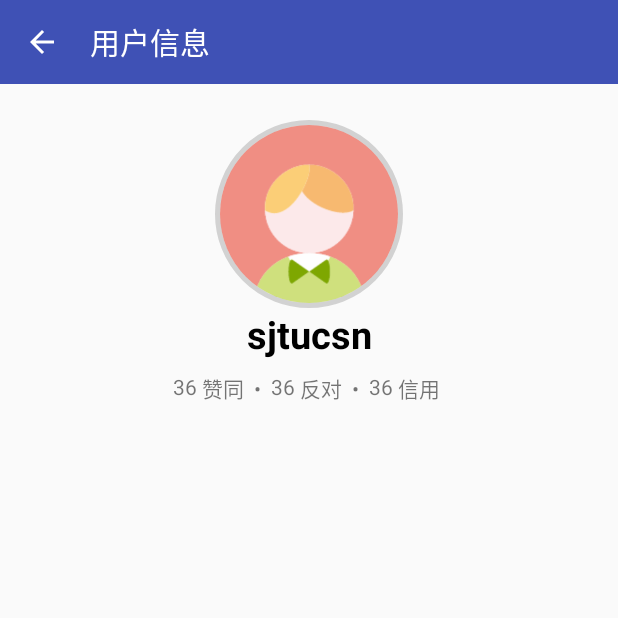
After one commit to coolcm/graduation-project, an Android app: the UserActivity screen opened directly, with no data from a screen before it, on a phone screen of 412 x 824 dp, the top half of it. The commit adds this screen. Run offline under Robolectric (Android 15) with nearby library versions, the phone set to English and light mode, and no system bars; our stand-ins replace CircleImageView.

Commit message:
添加用户信息界面

```diff
--- a/app/src/main/AndroidManifest.xml
+++ b/app/src/main/AndroidManifest.xml
@@ -9,7 +9,7 @@
         android:roundIcon="@mipmap/ic_launcher_round"
         android:supportsRtl="true"
         android:theme="@style/AppTheme">
-        <activity android:name=".activity.ListActivity"></activity>
+        <activity android:name=".activity.ListActivity" />
         <activity android:name=".activity.EditActivity" />
         <activity android:name=".activity.ContentActivity" />
         <activity android:name=".activity.LoginActivity">
@@ -19,7 +19,8 @@
                 <category android:name="android.intent.category.LAUNCHER" />
             </intent-filter>
         </activity>
-        <activity android:name=".activity.RegisterActivity"></activity>
+        <activity android:name=".activity.RegisterActivity" />
+        <activity android:name=".activity.UserActivity" />
     </application>
 
 </manifest>
--- a/app/src/main/java/com/example/graduationproject/activity/ListActivity.java
+++ b/app/src/main/java/com/example/graduationproject/activity/ListActivity.java
@@ -9,6 +9,8 @@ import android.support.v7.widget.LinearLayoutManager;
 import android.support.v7.widget.RecyclerView;
 import android.support.v7.widget.Toolbar;
 import android.util.Log;
+import android.view.Menu;
+import android.view.MenuItem;
 import android.view.View;
 
 import com.example.graduationproject.R;
@@ -98,4 +100,26 @@ public class ListActivity extends AppCompatActivity {
                 break;
         }
     }
+
+    @Override
+    public boolean onCreateOptionsMenu(Menu menu) {
+        getMenuInflater().inflate(R.menu.menu, menu);
+        return super.onCreateOptionsMenu(menu);
+    }
+
+    @Override
+    public boolean onOptionsItemSelected(MenuItem item) {
+        switch (item.getItemId()) {
+            case android.R.id.home:
+                finish();
+                break;
+            case R.id.my_info:
+                Intent intent = new Intent(this, UserActivity.class);
+                startActivity(intent);
+                break;
+            default:
+                break;
+        }
+        return super.onOptionsItemSelected(item);
+    }
 }
--- /dev/null
+++ b/app/src/main/java/com/example/graduationproject/activity/UserActivity.java
@@ -0,0 +1,33 @@
+package com.example.graduationproject.activity;
+
+import android.support.v7.app.AppCompatActivity;
+import android.os.Bundle;
+import android.support.v7.widget.Toolbar;
+import android.widget.TextView;
+
+import com.example.graduationproject.R;
+
+import java.util.Random;
+
+public class UserActivity extends AppCompatActivity {
+
+    private TextView agreeView;
+    private TextView disagreeView;
+    private TextView creditView;
+
+    @Override
+    protected void onCreate(Bundle savedInstanceState) {
+        super.onCreate(savedInstanceState);
+        setContentView(R.layout.activity_user);
+        Toolbar toolbar = findViewById(R.id.toolbar);
+        toolbar.setTitle("用户信息");
+        setSupportActionBar(toolbar);
+        getSupportActionBar().setDisplayHomeAsUpEnabled(true);
+        agreeView = findViewById(R.id.user_num_of_agree);
+        disagreeView = findViewById(R.id.user_num_of_disagree);
+        creditView = findViewById(R.id.user_num_of_credit);
+        agreeView.setText(String.valueOf(new Random().nextInt(100)));
+        disagreeView.setText(String.valueOf(new Random().nextInt(100)));
+        creditView.setText(String.valueOf(new Random().nextInt(100)));
+    }
+}
--- a/app/src/main/java/com/example/graduationproject/adapter/MyRecyclerAdapter.java
+++ b/app/src/main/java/com/example/graduationproject/adapter/MyRecyclerAdapter.java
@@ -81,7 +81,7 @@ public class MyRecyclerAdapter extends RecyclerView.Adapter<MyRecyclerAdapter.Vi
             userCreditView = itemView.findViewById(R.id.user_credit);
             textView = itemView.findViewById(R.id.text_view);
             agreeView = itemView.findViewById(R.id.num_of_agree);
-            disagreeView = itemView.findViewById(R.id.num_of_disagreee);
+            disagreeView = itemView.findViewById(R.id.num_of_disagree);
             commentView = itemView.findViewById(R.id.num_of_comment);
         }
     }
--- /dev/null
+++ b/app/src/main/res/layout/activity_user.xml
@@ -0,0 +1,78 @@
+<?xml version="1.0" encoding="utf-8"?>
+<LinearLayout xmlns:android="http://schemas.android.com/apk/res/android"
+    xmlns:app="http://schemas.android.com/apk/res-auto"
+    android:orientation="vertical"
+    android:layout_width="match_parent"
+    android:layout_height="match_parent">
+
+    <include layout="@layout/toolbar" />
+
+    <ScrollView
+        android:layout_width="match_parent"
+        android:layout_height="match_parent">
+
+        <LinearLayout
+            android:layout_width="match_parent"
+            android:layout_height="wrap_content"
+            android:orientation="vertical">
+
+            <de.hdodenhof.circleimageview.CircleImageView
+                android:layout_width="125dp"
+                android:layout_height="125dp"
+                android:layout_marginTop="24dp"
+                android:layout_gravity="center"
+                app:civ_border_width="3dp"
+                app:civ_border_color="#33333333"
+                android:src="@drawable/profile_photo_boy"/>
+
+            <TextView
+                android:id="@+id/user_info_name"
+                android:layout_width="match_parent"
+                android:layout_height="wrap_content"
+                android:gravity="center"
+                android:textSize="25sp"
+                android:textStyle="bold"
+                android:textColor="@android:color/black"
+                android:text="sjtucsn"/>
+
+            <LinearLayout
+                android:orientation="horizontal"
+                android:layout_gravity="center"
+                android:layout_marginTop="8dp"
+                android:layout_width="wrap_content"
+                android:layout_height="wrap_content">
+
+                <TextView
+                    android:id="@+id/user_num_of_agree"
+                    android:layout_width="wrap_content"
+                    android:layout_height="match_parent" />
+
+                <TextView
+                    android:text=" 赞同  •  "
+                    android:layout_width="wrap_content"
+                    android:layout_height="match_parent" />
+
+                <TextView
+                    android:id="@+id/user_num_of_disagree"
+                    android:layout_width="wrap_content"
+                    android:layout_height="match_parent" />
+
+                <TextView
+                    android:text=" 反对  •  "
+                    android:layout_width="wrap_content"
+                    android:layout_height="match_parent" />
+
+                <TextView
+                    android:id="@+id/user_num_of_credit"
+                    android:layout_width="wrap_content"
+                    android:layout_height="match_parent" />
+
+                <TextView
+                    android:text=" 信用 "
+                    android:layout_width="wrap_content"
+                    android:layout_height="match_parent" />
+            </LinearLayout>
+
+        </LinearLayout>
+    </ScrollView>
+</LinearLayout>
--- a/app/src/main/res/layout/item_view.xml
+++ b/app/src/main/res/layout/item_view.xml
@@ -79,7 +79,7 @@
                 android:layout_height="match_parent" />
 
             <TextView
-                android:id="@+id/num_of_disagreee"
+                android:id="@+id/num_of_disagree"
                 android:layout_width="wrap_content"
                 android:layout_height="match_parent" />
 
--- a/app/src/main/res/layout/toolbar.xml
+++ b/app/src/main/res/layout/toolbar.xml
@@ -5,6 +5,7 @@
     app:theme="@style/ThemeOverlay.AppCompat.Dark.ActionBar"
     app:contentInsetStartWithNavigation="0dp"
     app:layout_scrollFlags="scroll|enterAlways|snap"
+    app:popupTheme="@style/ToolbarPopupTheme"
     android:layout_width="match_parent"
     android:background="?attr/colorPrimary"
     android:layout_height="?android:attr/actionBarSize" />
--- /dev/null
+++ b/app/src/main/res/menu/menu.xml
@@ -0,0 +1,7 @@
+<menu xmlns:android="http://schemas.android.com/apk/res/android"
+    xmlns:app="http://schemas.android.com/apk/res-auto">
+    <item
+        android:id="@+id/my_info"
+        app:showAsAction="never"
+        android:title="个人信息" />
+</menu>
--- a/app/src/main/res/values/styles.xml
+++ b/app/src/main/res/values/styles.xml
@@ -1,7 +1,7 @@
 <resources>
 
     <!-- Base application theme. -->
-    <style name="AppTheme" parent="Theme.AppCompat.Light.DarkActionBar">
+    <style name="AppTheme" parent="Theme.AppCompat.Light.NoActionBar">
         <!-- Customize your theme here. -->
         <item name="colorPrimary">@color/colorPrimary</item>
         <item name="colorPrimaryDark">@color/colorPrimaryDark</item>
@@ -10,4 +10,13 @@
         <item name="windowNoTitle">true</item>
     </style>
 
+    <style name="ToolbarPopupTheme" parent="ThemeOverlay.AppCompat.Dark.ActionBar">
+        <item name="android:colorBackground">@color/colorPrimary</item>
+        <item name="actionOverflowMenuStyle">@style/OverflowMenuStyle</item>
+    </style>
+
+    <style name="OverflowMenuStyle" parent="Widget.AppCompat.Light.PopupMenu.Overflow">
+        <item name="overlapAnchor">false</item>  <!--设置不覆盖锚点-->
+    </style>
+
 </resources>
```
Also changed, not shown: app/src/main/res/drawable/profile_photo_boy.png.
